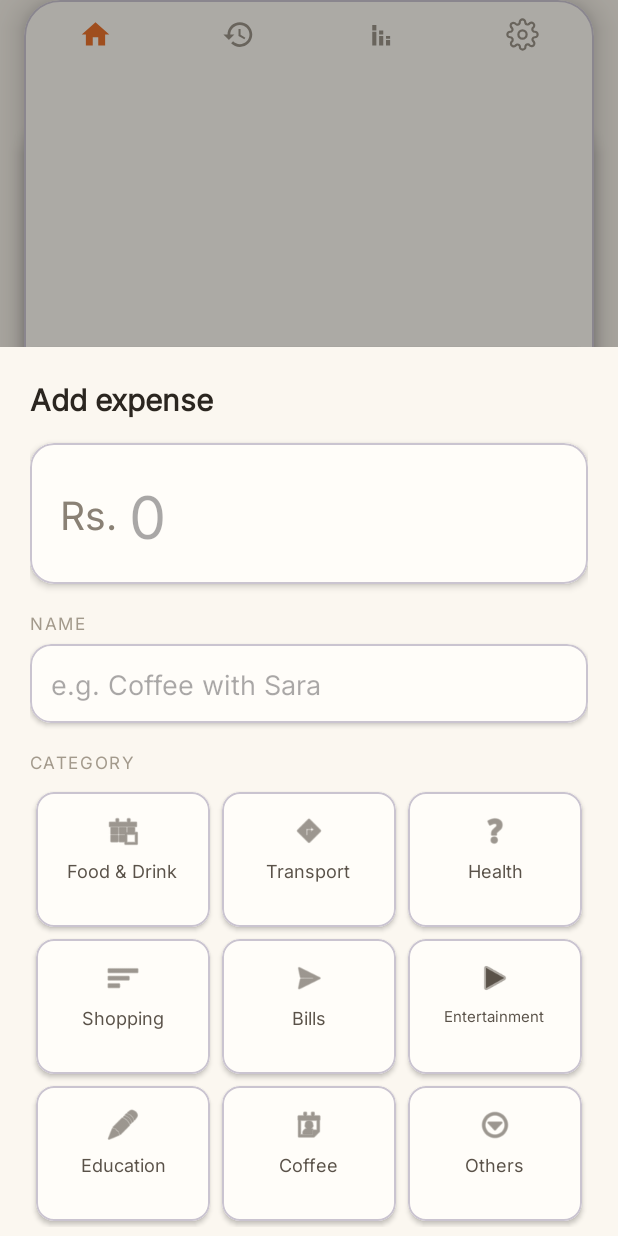
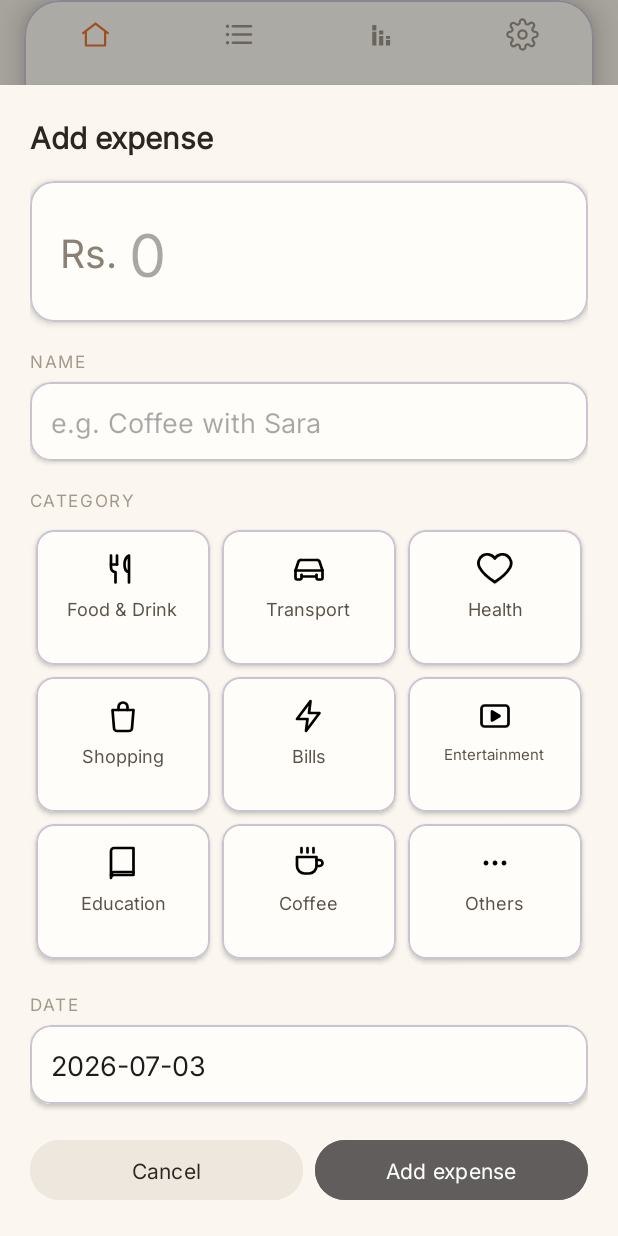
Before and after one commit to AqsaShahzad04/ExpenseTrackorApp, an Android app: the screen it shows after launch (MainActivity), after a tap on an icon or button, on a phone screen of 412 x 824 dp. Run offline under Robolectric (Android 15) with nearby library versions, the phone set to English and light mode, and no system bars; our stand-ins replace Room's generated code, navigation-ui.

Commit message:
icons updated

```diff
--- a/app/src/main/java/com/et/expensetrackorapp/AddEditFragment.kt
+++ b/app/src/main/java/com/et/expensetrackorapp/AddEditFragment.kt
@@ -213,6 +213,18 @@ class AddEditFragment: BottomSheetDialogFragment() {
         }
     }
 
+    override fun onStart() {
+        super.onStart()
+        val dialog = dialog as? com.google.android.material.bottomsheet.BottomSheetDialog
+        val sheet = dialog?.findViewById<android.view.View>(
+            com.google.android.material.R.id.design_bottom_sheet
+        )
+        sheet?.let {
+            val behavior = com.google.android.material.bottomsheet.BottomSheetBehavior.from(it)
+            behavior.state = com.google.android.material.bottomsheet.BottomSheetBehavior.STATE_EXPANDED
+            behavior.skipCollapsed = true
+        }
+    }
     override fun onDestroyView() {
         super.onDestroyView()
 
--- a/app/src/main/java/com/et/expensetrackorapp/ExpenseAdaptor.kt
+++ b/app/src/main/java/com/et/expensetrackorapp/ExpenseAdaptor.kt
@@ -5,6 +5,7 @@ import android.view.ViewGroup
 import androidx.recyclerview.widget.RecyclerView
 import com.et.expensetrackorapp.data.local.Expense
 import com.et.expensetrackorapp.databinding.ItemExpenseBinding
+import com.et.expensetrackorapp.viewmodel.CategoryColors
 import com.et.expensetrackorapp.viewmodel.CategoryIcons
 
 class ExpenseAdaptor(
@@ -31,6 +32,7 @@ class ExpenseAdaptor(
     override fun onBindViewHolder(holder: ExpenseViewHolder, position: Int) {
         val expense = expenseList[position]
         holder.binding.imageIcon.setImageResource(CategoryIcons.iconFor(expense.category))
+        holder.binding.imageIcon.setColorFilter(CategoryColors.colorFor(expense.category))
         holder.binding.textTitle.text = expense.title
         holder.binding.textCategory.text = "${expense.category} · ${expense.date}"
         holder.binding.textAmount.text = "- Rs. ${expense.amount}"
--- a/app/src/main/java/com/et/expensetrackorapp/HistoryAdaptor.kt
+++ b/app/src/main/java/com/et/expensetrackorapp/HistoryAdaptor.kt
@@ -6,6 +6,7 @@ import androidx.recyclerview.widget.RecyclerView
 import com.et.expensetrackorapp.databinding.ItemDateHeaderBinding
 import com.et.expensetrackorapp.databinding.ItemExpenseBinding
 import com.et.expensetrackorapp.data.local.Expense
+import com.et.expensetrackorapp.viewmodel.CategoryColors
 import com.et.expensetrackorapp.viewmodel.CategoryIcons
 
 class HistoryAdaptor(
@@ -49,6 +50,7 @@ class HistoryAdaptor(
         }  else if (holder is ExpenseViewHolder && item is HistoryItem.ExpenseRow) {
         val e = item.expense
         holder.binding.imageIcon.setImageResource(CategoryIcons.iconFor(e.category))
+            holder.binding.imageIcon.setColorFilter(CategoryColors.colorFor(e.category))
         holder.binding.textTitle.text = e.title
         holder.binding.textCategory.text = "${e.category} · ${e.date}"
         holder.binding.textAmount.text = "- Rs. ${"%,.0f".format(e.amount)}"
--- a/app/src/main/java/com/et/expensetrackorapp/HomeFragment.kt
+++ b/app/src/main/java/com/et/expensetrackorapp/HomeFragment.kt
@@ -43,7 +43,7 @@ class HomeFragment: Fragment() {
     }
 
     private val adapter = ExpenseAdaptor(emptyList()) {
-        findNavController().navigate(R.id.action_home_to_history)
+        findNavController().navigate(R.id.historyFragment)
     }
 
     override fun onCreateView(
@@ -64,7 +64,7 @@ class HomeFragment: Fragment() {
             findNavController().navigate(R.id.action_home_to_budget)
         }
         binding.textSeeAll.setOnClickListener {
-            findNavController().navigate(R.id.action_home_to_history)
+            findNavController().navigate(R.id.historyFragment)
         }
         binding.cardStatistics.setOnClickListener {
             findNavController().navigate(R.id.statsFragment)
--- /dev/null
+++ b/app/src/main/res/drawable/bg_btn_cream.xml
@@ -0,0 +1,5 @@
+<?xml version="1.0" encoding="utf-8"?>
+<shape xmlns:android="http://schemas.android.com/apk/res/android" android:shape="rectangle">
+    <solid android:color="#EDE7DD" />
+    <corners android:radius="14dp" />
+</shape>
--- /dev/null
+++ b/app/src/main/res/drawable/bg_btn_dark.xml
@@ -0,0 +1,4 @@
+<?xml version="1.0" encoding="utf-8"?>
+<selector xmlns:android="http://schemas.android.com/apk/res/android">
+
+</selector>
--- /dev/null
+++ b/app/src/main/res/drawable/bg_btn_delete.xml
@@ -0,0 +1,5 @@
+<?xml version="1.0" encoding="utf-8"?>
+<shape xmlns:android="http://schemas.android.com/apk/res/android" android:shape="rectangle">
+    <solid android:color="#DEB0AC" />
+    <corners android:radius="14dp" />
+</shape>
--- a/app/src/main/res/layout/fragment_add_edit.xml
+++ b/app/src/main/res/layout/fragment_add_edit.xml
@@ -124,8 +124,8 @@
                     <ImageView
                         android:layout_width="24dp"
                         android:layout_height="24dp"
-                        android:src="@android:drawable/ic_menu_today"
-                        app:tint="#5A5249" />
+                        android:src="@drawable/ic_foodanddrink"
+                        app:tint="#000000" />
 
                     <TextView
                         android:layout_width="wrap_content"
@@ -159,8 +159,8 @@
                     <ImageView
                         android:layout_width="24dp"
                         android:layout_height="24dp"
-                        android:src="@android:drawable/ic_menu_directions"
-                        app:tint="#5A5249" />
+                        android:src="@drawable/ic_transport"
+                        app:tint="#000000" /> />
 
                     <TextView
                         android:layout_width="wrap_content"
@@ -194,8 +194,8 @@
                     <ImageView
                         android:layout_width="24dp"
                         android:layout_height="24dp"
-                        android:src="@android:drawable/ic_menu_help"
-                        app:tint="#5A5249" />
+                        android:src="@drawable/ic_health"
+                        app:tint="#000000" /> />
 
                     <TextView
                         android:layout_width="wrap_content"
@@ -229,8 +229,8 @@
                     <ImageView
                         android:layout_width="24dp"
                         android:layout_height="24dp"
-                        android:src="@android:drawable/ic_menu_sort_by_size"
-                        app:tint="#5A5249" />
+                        android:src="@drawable/ic_shopping"
+                        app:tint="#000000" /> />
 
                     <TextView
                         android:layout_width="wrap_content"
@@ -264,8 +264,8 @@
                     <ImageView
                         android:layout_width="24dp"
                         android:layout_height="24dp"
-                        android:src="@android:drawable/ic_menu_send"
-                        app:tint="#5A5249" />
+                        android:src="@drawable/ic_bills"
+                        app:tint="#000000" /> />
 
                     <TextView
                         android:layout_width="wrap_content"
@@ -299,8 +299,8 @@
                     <ImageView
                         android:layout_width="24dp"
                         android:layout_height="24dp"
-                        android:src="@android:drawable/ic_media_play"
-                        app:tint="#5A5249" />
+                        android:src="@drawable/ic_entertainment"
+                        app:tint="#000000" /> />
 
                     <TextView
                         android:layout_width="wrap_content"
@@ -334,8 +334,8 @@
                     <ImageView
                         android:layout_width="24dp"
                         android:layout_height="24dp"
-                        android:src="@android:drawable/ic_menu_edit"
-                        app:tint="#5A5249" />
+                        android:src="@drawable/ic_education"
+                        app:tint="#000000" /> />
 
                     <TextView
                         android:layout_width="wrap_content"
@@ -369,8 +369,8 @@
                     <ImageView
                         android:layout_width="24dp"
                         android:layout_height="24dp"
-                        android:src="@android:drawable/ic_menu_my_calendar"
-                        app:tint="#5A5249" />
+                        android:src="@drawable/ic_coffee"
+                        app:tint="#000000" /> />
 
                     <TextView
                         android:layout_width="wrap_content"
@@ -404,8 +404,8 @@
                     <ImageView
                         android:layout_width="24dp"
                         android:layout_height="24dp"
-                        android:src="@android:drawable/ic_menu_more"
-                        app:tint="#5A5249" />
+                        android:src="@drawable/ic_other"
+                        app:tint="#000000" /> />
 
                     <TextView
                         android:layout_width="wrap_content"
@@ -456,14 +456,16 @@
             android:layout_height="wrap_content"
             android:orientation="horizontal">
 
-            <Button
+            <ImageButton
                 android:id="@+id/btnDelete"
                 android:layout_width="wrap_content"
-                android:layout_height="wrap_content"
-                android:text="🗑"
-                android:textColor="#FFFFFF"
-                android:backgroundTint="#C0392B"
-                android:layout_marginEnd="8dp" />
+                android:layout_marginEnd="8dp"
+                android:background="@drawable/bg_btn_delete"
+                android:layout_height="48dp"
+                android:paddingStart="18dp"
+                android:paddingEnd="18dp"
+                android:src="@drawable/ic_delete"
+                app:tint="#8A2525" />
 
             <Button
                 android:id="@+id/btnCancel"
@@ -480,9 +482,9 @@
                 android:layout_width="0dp"
                 android:layout_height="wrap_content"
                 android:layout_weight="1"
+                android:backgroundTint="#615D5D"
                 android:text="Add expense"
-                android:textColor="#FFFFFF"
-                android:backgroundTint="#B9AE9C" />
+                android:textColor="#FFFFFF" />
         </LinearLayout>
 
     </LinearLayout>
--- a/app/src/main/res/menu/bottom_nav_menu.xml
+++ b/app/src/main/res/menu/bottom_nav_menu.xml
@@ -3,12 +3,12 @@
 
     <item
         android:id="@+id/homeFragment"
-        android:icon="@drawable/baseline_home_24"
+        android:icon="@drawable/ic_home"
         android:title="Home" />
 
     <item
         android:id="@+id/historyFragment"
-        android:icon="@drawable/baseline_history_24"
+        android:icon="@drawable/ic_history"
         android:title="History" />
 
     <item
```
Also changed, not shown: app/src/main/java/com/et/expensetrackorapp/viewmodel/CategoryColors.kt (+10 -10 lines), gradle.properties (+10 -11 lines).
